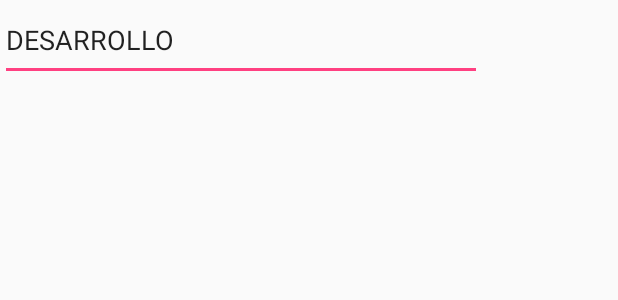
After one commit to ElKabs/RadioV2, an Android app: the layout activity_main3.xml on its own in the app's theme, with its tools: preview values and no code run, on a phone screen of 412 x 824 dp. The commit adds this screen. Shown: the top 300 px of the screen. Run offline under Robolectric (Android 15) with nearby library versions, the phone set to English and light mode, and no system bars.

Commit message:
nuevas activities

```diff
--- a/app/build.gradle
+++ b/app/build.gradle
@@ -24,11 +24,11 @@ dependencies {
     androidTestCompile('com.android.support.test.espresso:espresso-core:2.2.2', {
         exclude group: 'com.android.support', module: 'support-annotations'
     })
+    compile files('libs/exomedia-2.3.5-sources.jar')
     compile 'com.android.support:appcompat-v7:25.1.0'
     compile 'com.android.support:design:25.1.0'
     compile 'com.android.support.constraint:constraint-layout:1.0.2'
     compile 'com.android.support:support-v4:25.1.0'
+    compile 'com.google.android.exoplayer:exoplayer:r2.4.2'
     testCompile 'junit:junit:4.12'
-    compile files('libs/exomedia-2.3.5-sources.jar')
-    compile 'com.google.android.exoplayer:exoplayer:r2.4.2'
 }
--- /dev/null
+++ b/app/src/main/res/layout/activity_main3.xml
@@ -0,0 +1,20 @@
+<?xml version="1.0" encoding="utf-8"?>
+<android.support.constraint.ConstraintLayout xmlns:android="http://schemas.android.com/apk/res/android"
+    xmlns:app="http://schemas.android.com/apk/res-auto"
+    xmlns:tools="http://schemas.android.com/tools"
+    android:layout_width="match_parent"
+    android:layout_height="match_parent"
+    tools:context="com.example.kabs_.radiov2.Main3Activity">
+
+    <EditText
+        android:id="@+id/editText"
+        android:layout_width="321dp"
+        android:layout_height="54dp"
+        android:ems="10"
+        android:inputType="textPersonName"
+        android:text="DESARROLLO"
+
+        tools:layout_editor_absoluteX="16dp"
+        tools:layout_editor_absoluteY="16dp" />
+
+</android.support.constraint.ConstraintLayout>
--- a/app/src/main/res/menu/activity_main_drawer.xml
+++ b/app/src/main/res/menu/activity_main_drawer.xml
@@ -3,8 +3,8 @@
 
     <group android:checkableBehavior="single">
         <item
-            android:id="@+id/nav_camera"
-            android:icon="@drawable/ic_menu_manage"
+            android:id="@+id/face"
+            android:icon="@drawable/facebook"
             android:title="Facebook" />
         <item
             android:id="@+id/nav_gallery"
--- a/app/src/main/res/menu/main.xml
+++ b/app/src/main/res/menu/main.xml
@@ -1,9 +1,5 @@
 <?xml version="1.0" encoding="utf-8"?>
 <menu xmlns:android="http://schemas.android.com/apk/res/android"
     xmlns:app="http://schemas.android.com/apk/res-auto">
-    <item
-        android:id="@+id/action_settings"
-        android:orderInCategory="100"
-        android:title="@string/action_settings"
-        app:showAsAction="never" />
+
 </menu>
--- a/app/src/main/res/values/strings.xml
+++ b/app/src/main/res/values/strings.xml
@@ -8,4 +8,5 @@
 
     <!-- TODO: Remove or change this placeholder text -->
     <string name="hello_blank_fragment">Hello blank fragment</string>
+    <string name="title_activity_main2">Main2Activity</string>
 </resources>
```
Also changed, not shown: app/src/main/AndroidManifest.xml (+7 -1 lines), app/src/main/java/com/example/kabs_/radiov2/Main2Activity.java (added, +29 -0 lines), app/src/main/java/com/example/kabs_/radiov2/Main3Activity.java (added, +13 -0 lines), app/src/main/java/com/example/kabs_/radiov2/MainActivity.java (+9 -5 lines), app/src/main/res/layout/activity_main2.xml (added, +33 -0 lines), app/src/main/res/layout/content_main.xml (+4 -4 lines), app/src/main/res/layout/content_main2.xml (added, +17 -0 lines), app/src/main/res/drawable/face.png (added), app/src/main/res/drawable/facebook.png (added).
